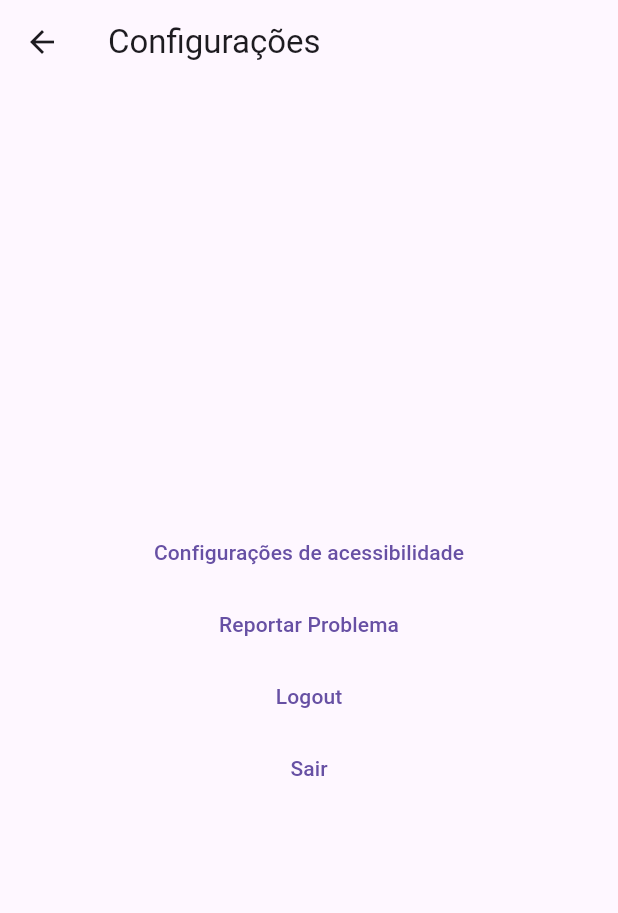
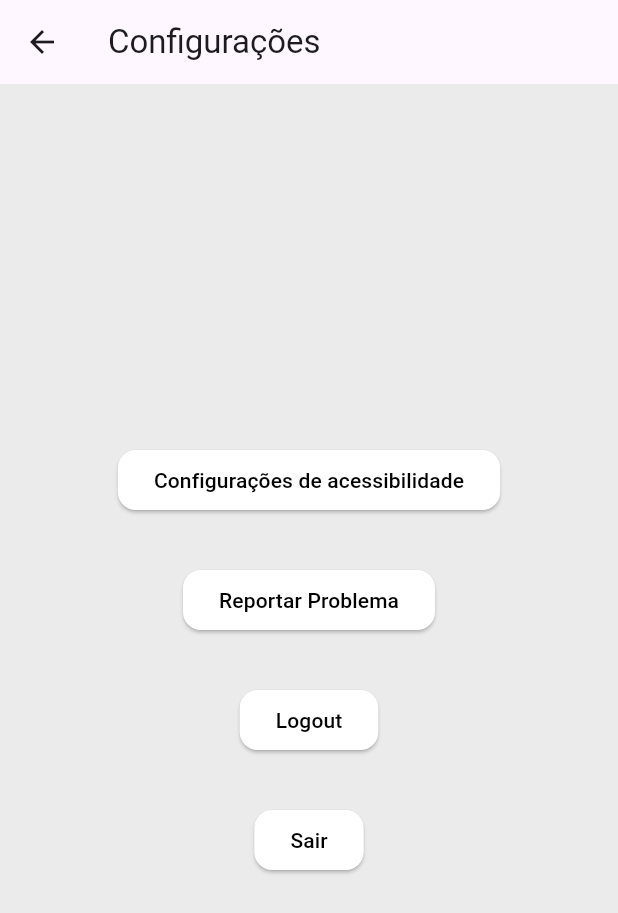
Before and after one commit to ernandes0/mobi-rural, a Flutter app: the ConfiguracoesPage screen opened directly, after a tap on "Configurações de acessibilidade", on a phone screen of 412 x 824 dp. Shown: the top 913 px of the screen. Run offline on Flutter 3.47's test engine with Material 3 defaults, Android fonts, the phone set to English and light mode, and no system bars; our stand-ins replace cloud_firestore, curved_navigation_bar, firebase_auth, firebase_core, shared_preferences; accounts and stored records are empty.

Commit message:
refactor pagina configuracoes

```diff
--- a/lib/pages/configuracoes.dart
+++ b/lib/pages/configuracoes.dart
@@ -1,6 +1,11 @@
 import 'package:flutter/material.dart';
+import 'package:mobirural/constants/appconstants.dart';
 import 'package:mobirural/pages/teste.dart';
-
+import 'package:flutter/material.dart';
+import 'package:mobirural/constants/appconstants.dart';
+import 'package:mobirural/models/user_model.dart';
+import 'package:mobirural/pages/configuracoes.dart';
+import 'package:provider/provider.dart';
 class ConfiguracoesPage extends StatelessWidget {
 
 
@@ -8,7 +13,91 @@ class ConfiguracoesPage extends StatelessWidget {
 
   @override
   Widget build(BuildContext context) {
+    Widget acessibilidadeButton = Padding(
+      padding: const EdgeInsets.all(16.0),
+      child: ElevatedButton(
+        style: ElevatedButton.styleFrom(
+          foregroundColor: Colors.black,
+          backgroundColor: Colors.white,
+          shape: RoundedRectangleBorder(
+            borderRadius: BorderRadius.circular(12.0),
+            side: const BorderSide(color: Colors.transparent),
+          ),
+        ),
+        onPressed: () {
+          Navigator.push(
+              context,
+              MaterialPageRoute(
+                  builder: (context) => const ConfiguracoesPage()));
+        },
+      child: const Text('Configurações de acessibilidade'))
+      );
+
+    Widget reportarProblemaButton = Padding(
+      padding: const EdgeInsets.all(16.0),
+      child: ElevatedButton(
+        style: ElevatedButton.styleFrom(
+          foregroundColor: Colors.black,
+          backgroundColor: Colors.white,
+          shape: RoundedRectangleBorder(
+            borderRadius: BorderRadius.circular(12.0),
+            side: const BorderSide(color: Colors.transparent),
+          ),
+        ),
+        onPressed: () {
+          Navigator.push(
+              context,
+              MaterialPageRoute(
+                  builder: (context) => const ConfiguracoesPage()));
+        },
+      child: const Text('Reportar Problema',),
+      )
+    );
+
+    Widget logoutButton = Padding(
+      padding: const EdgeInsets.all(16.0),
+      child: ElevatedButton(
+        style: ElevatedButton.styleFrom(
+          foregroundColor: Colors.black,
+          backgroundColor: Colors.white,
+          shape: RoundedRectangleBorder(
+            borderRadius: BorderRadius.circular(12.0),
+            side: const BorderSide(color: Colors.transparent),
+          ),
+        ),
+        onPressed: () {
+          Navigator.push(
+              context,
+              MaterialPageRoute(
+                  builder: (context) => const ConfiguracoesPage()));
+        },
+      child: const Text('Logout'),
+      )
+    );
+
+    Widget sairButton = Padding(
+      padding: const EdgeInsets.all(16.0),
+      child: ElevatedButton(
+        style: ElevatedButton.styleFrom(
+          foregroundColor: Colors.black,
+          backgroundColor: Colors.white,
+          shape: RoundedRectangleBorder(
+            borderRadius: BorderRadius.circular(12.0),
+            side: const BorderSide(color: Colors.transparent),
+          ),
+        ),
+        onPressed: () {
+          Navigator.push(
+              context,
+              MaterialPageRoute(
+                  builder: (context) => const ConfiguracoesPage()));
+        },
+      child: const Text('Sair'),
+      )
+
+    );
     return Scaffold(
+      backgroundColor: AppColors.backgroundColor,
       appBar: AppBar(
         title: const Text('Configurações'),
       ),
@@ -16,25 +105,10 @@ class ConfiguracoesPage extends StatelessWidget {
         child: Column(
           mainAxisAlignment: MainAxisAlignment.center,
           children: [
-            TextButton(
-              child: const Text('Configurações de acessibilidade'),
-              onPressed: (){
-              }),
-            TextButton(
-              child: const Text('Reportar Problema'),
-              onPressed: (){
-                Navigator.push(context, MaterialPageRoute(builder: (context) => const TestePage()));
-              }),
-            TextButton(
-              child: const Text('Logout'),
-              onPressed: (){
-              }),
-            TextButton(
-              child: const Text('Sair'),
-              onPressed: () {
-                Navigator.of(context).pop();
-              },
-            ),
+            acessibilidadeButton,
+            reportarProblemaButton,
+            logoutButton,
+            sairButton
           ],
         ),
       ),
```
